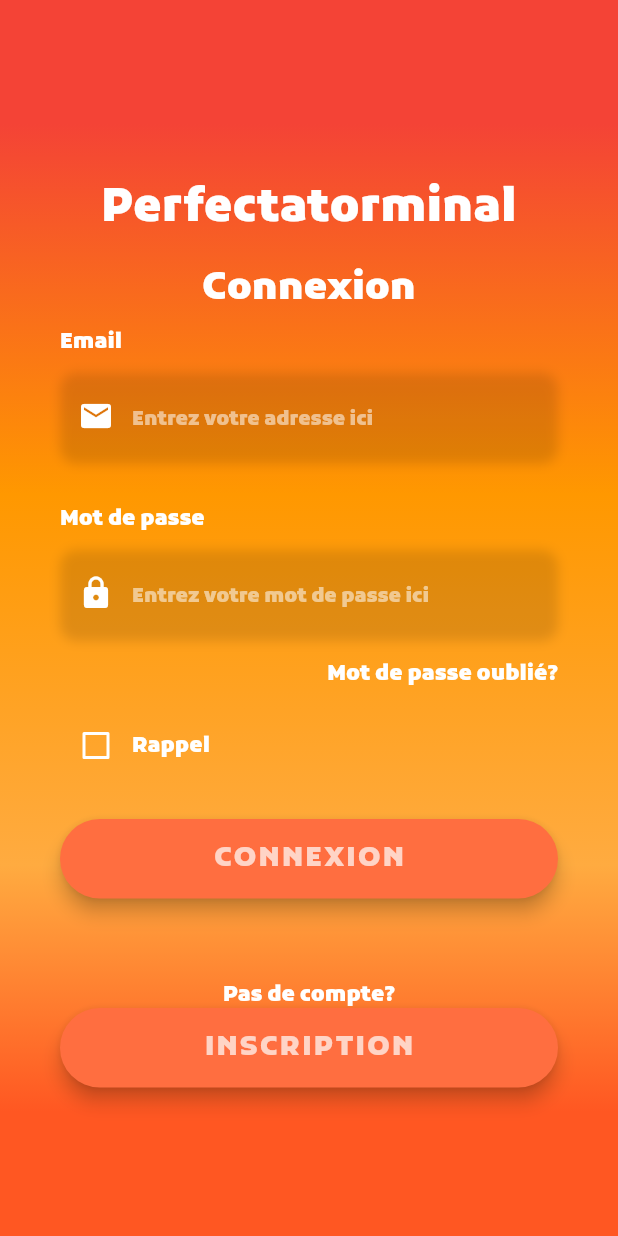
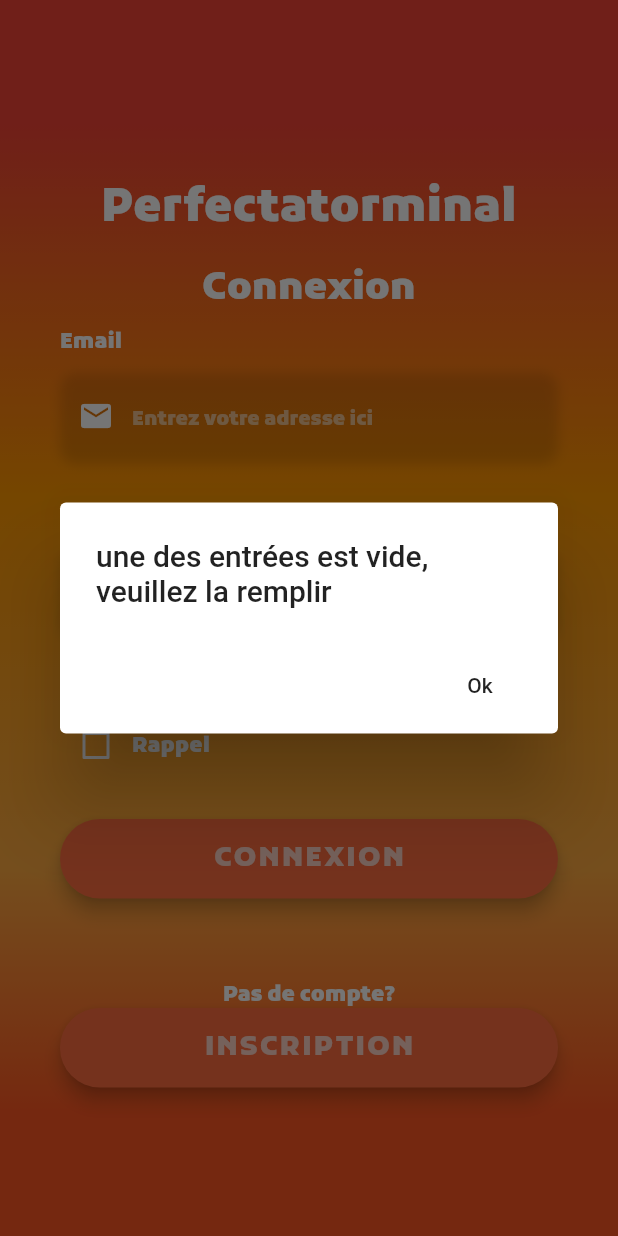
Before and after one commit to Armadias/flutter_skill, a Flutter app: the EcranConnection screen opened directly, after a tap on "CONNEXION", on a phone screen of 412 x 824 dp. Run offline on Flutter 3.47's test engine with Material 2 defaults, Android fonts, the phone set to English and light mode, and no system bars.

```diff
--- a/lib/Ecran/ecranConnection.dart
+++ b/lib/Ecran/ecranConnection.dart
@@ -27,20 +27,6 @@ Future userLogin() async{
   // Getting value from Controller
   String email = emailController.text;
   String password = passwordController.text;
-
-  // SERVER LOGIN API URL
-  var url = 'https://flagrant-amusements.000webhostapp.com/login_user.php';
-
-  // Store all data with Param Name.
-  var data = {'email': email, 'password' : password};
-
-  // Starting Web API Call.
-  var response = await http.post(url, body: json.encode(data));
-
-  // Getting Server response into variable.
-  var message = jsonDecode(response.body);
-
-  // If the Response Message is Matched.
   if (email.isEmpty | password.isEmpty)
   {
     showDialog(
@@ -58,7 +44,21 @@ Future userLogin() async{
     },
     );
   }
-  else if(message == 'Login Matched')
+  else{
+  // SERVER LOGIN API URL
+  var url = 'https://flagrant-amusements.000webhostapp.com/login_user.php';
+
+  // Store all data with Param Name.
+  var data = {'email': email, 'password' : password};
+
+  // Starting Web API Call.
+  var response = await http.post(url, body: json.encode(data));
+
+  // Getting Server response into variable.
+  var message = jsonDecode(response.body);
+
+  // If the Response Message is Matched.
+ if(message == 'Login Matched')
   {
 
     // Hiding the CircularProgressIndicator.
@@ -105,6 +105,7 @@ Future userLogin() async{
       );
     },
     );}
+  }
 
 }
 
--- a/lib/Ecran/ecranInscription.dart
+++ b/lib/Ecran/ecranInscription.dart
@@ -272,7 +272,7 @@ class EcranInscriptionEtat extends State<EcranInscription> {
         onPressed: () {
             Navigator.push(
                         context,
-                        MaterialPageRoute(builder: (context) => new EcranConnection()),
+                        SlideRightRoute(page : EcranConnection()),
                       );
             },
         padding: EdgeInsets.all(15.0),
@@ -354,3 +354,29 @@ class EcranInscriptionEtat extends State<EcranInscription> {
     );
   }
 }
+
+class SlideRightRoute extends PageRouteBuilder {
+  final Widget page;
+  SlideRightRoute({this.page})
+      : super(
+          pageBuilder: (
+            BuildContext context,
+            Animation<double> animation,
+            Animation<double> secondaryAnimation,
+          ) =>
+              page,
+          transitionsBuilder: (
+            BuildContext context,
+            Animation<double> animation,
+            Animation<double> secondaryAnimation,
+            Widget child,
+          ) =>
+              SlideTransition(
+                position: Tween<Offset>(
+                  begin: const Offset(-1, 0),
+                  end: Offset.zero,
+                ).animate(animation),
+                child: child,
+              ),
+        );
+}
```
